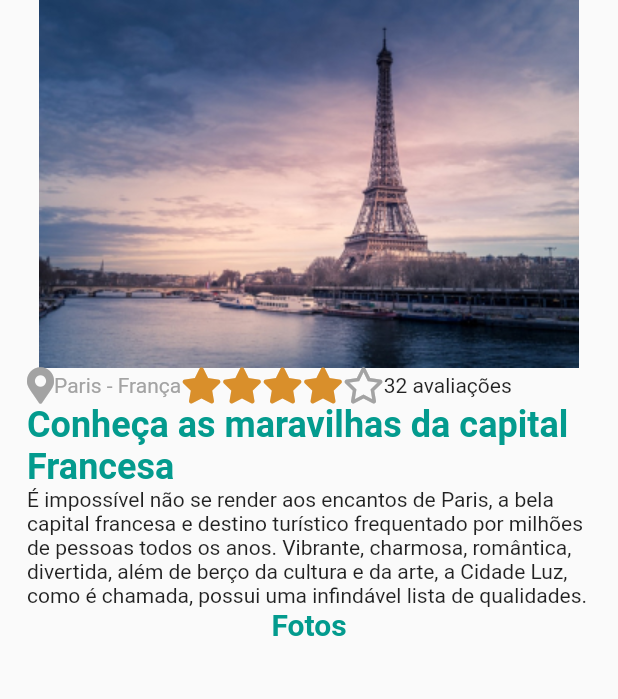
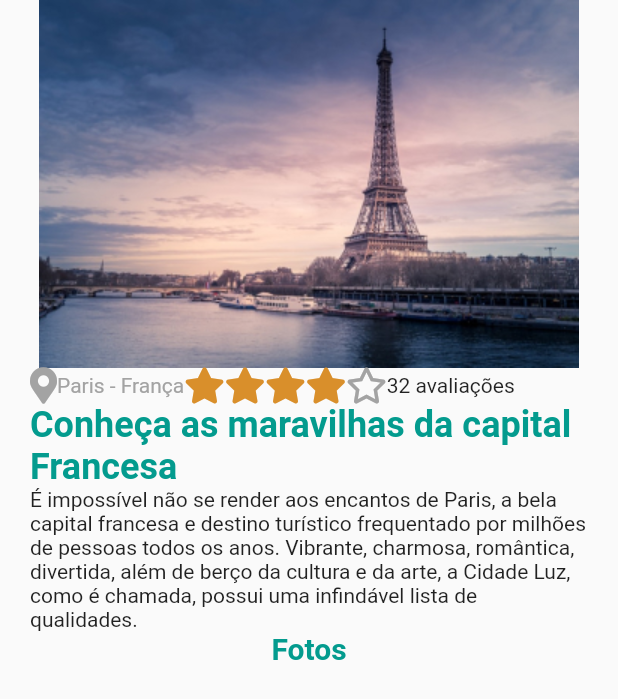
Before and after one commit to stevenarancic/trip_advisor, a Flutter app: the screen it shows after launch, on a phone screen of 412 x 824 dp. Shown: the top 699 px of the screen. Run offline on Flutter 3.47's test engine with Material 2 defaults, Android fonts, the phone set to English and light mode, and no system bars; our stand-ins replace font_awesome_flutter.

Commit message:
Update home.dart

```diff
--- a/lib/screens/home/home.dart
+++ b/lib/screens/home/home.dart
@@ -9,7 +9,7 @@ class Home extends StatelessWidget {
     return Scaffold(
       body: SingleChildScrollView(
         child: Padding(
-          padding: const EdgeInsets.symmetric(horizontal: 18),
+          padding: const EdgeInsets.symmetric(horizontal: 20),
           child: Column(
             children: [
               Center(
```
